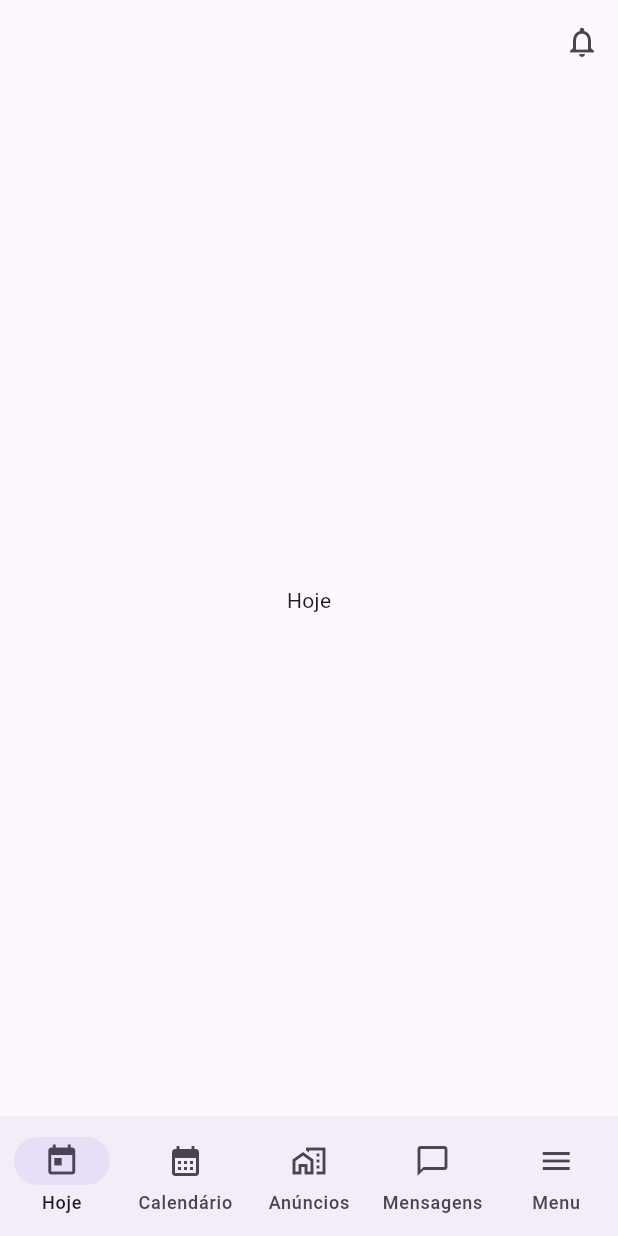
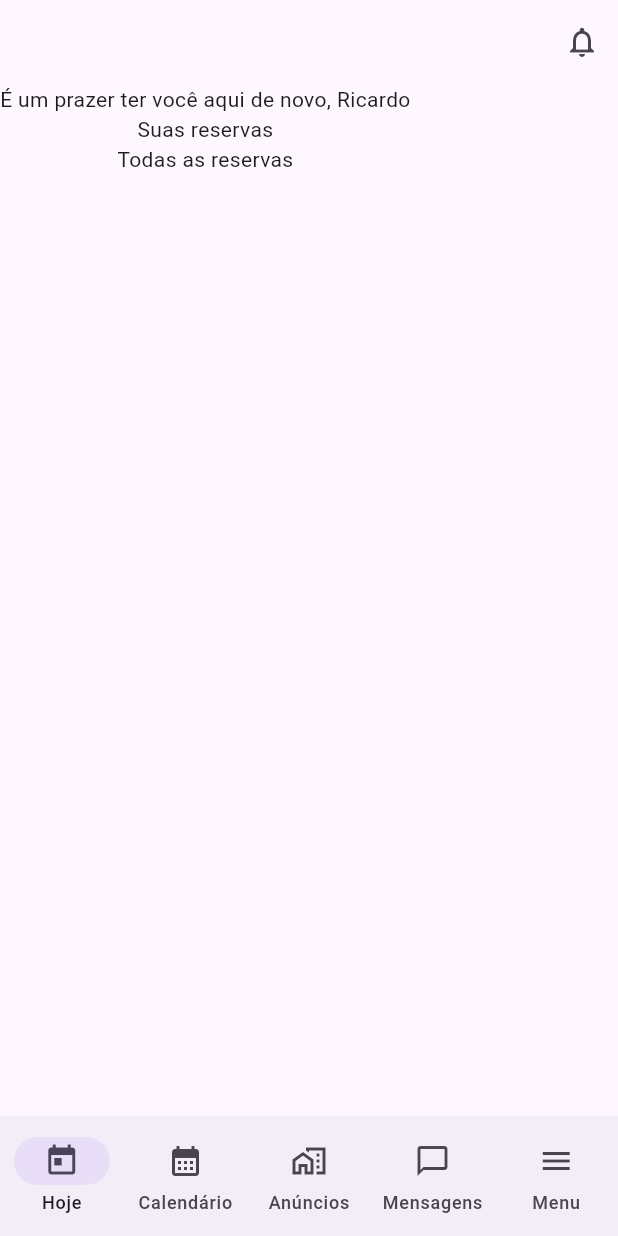
Before and after one commit to yurastico/airbnb-flutter-clone, a Flutter app: the screen it shows after launch, on a phone screen of 412 x 824 dp. Run offline on Flutter 3.47's test engine with Material 3 defaults, Android fonts, the phone set to English and light mode, and no system bars.

Commit message:
creating todayTab using Container

```diff
--- a/lib/main.dart
+++ b/lib/main.dart
@@ -74,7 +74,18 @@
         ][currentPageIndex]);
   }
 
-  get todayTab => const Center(child: Text("Hoje"));
+  get todayTab => Container(child:
+ const Column(
+   children: [
+     Text(
+         "É um prazer ter você aqui de novo, Ricardo",
+     ),
+     Text(
+         "Suas reservas",
+), Text(
+         "Todas as reservas",
+     )
+], ));
   get calendarTab => const Center(child: Text("Calendário"));
   get advertisingTab => const Center(child: Text("Anúncio"));
   get messagesTab => const Center(child: Text("Mensagens"));
```
